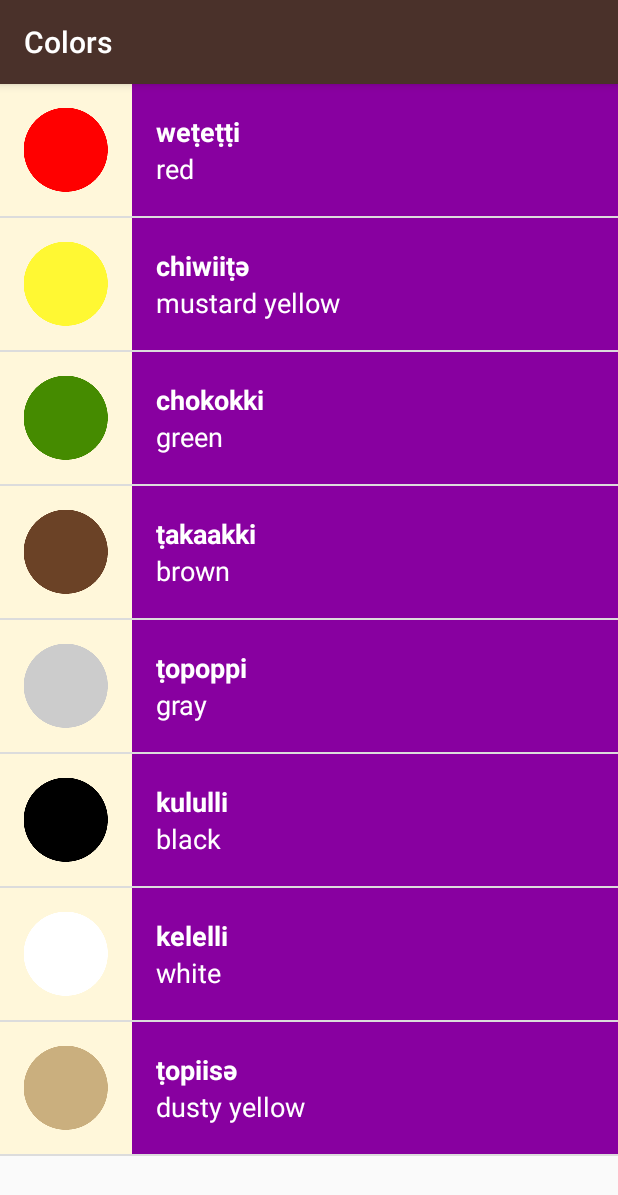
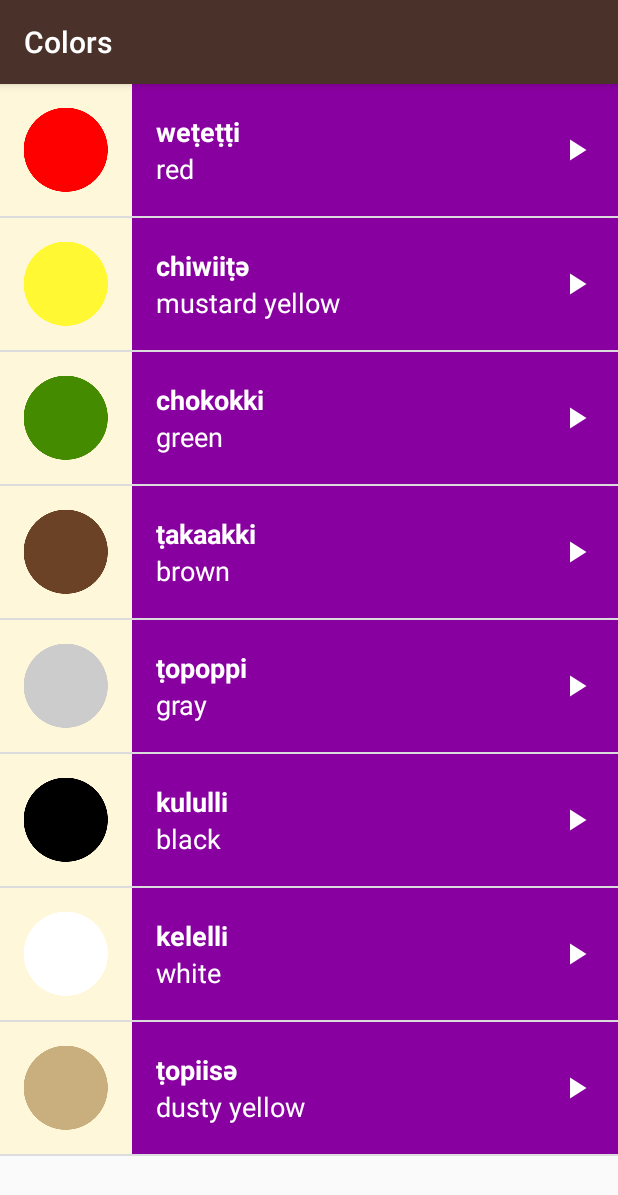
Before and after one commit to shrmittal/Miwok, an Android app: the ColorsActivity screen opened directly, with no data from a screen before it, on a phone screen of 412 x 824 dp. Shown: the top 1195 px of the screen. Run offline under Robolectric (Android 15) with nearby library versions, the phone set to English and light mode, and no system bars.

Commit message:
add play arrow in list_item layout

```diff
--- a/app/src/main/res/layout/list_item.xml
+++ b/app/src/main/res/layout/list_item.xml
@@ -1,27 +1,29 @@
 <?xml version="1.0" encoding="utf-8"?>
-<LinearLayout xmlns:android="http://schemas.android.com/apk/res/android"
+<RelativeLayout xmlns:android="http://schemas.android.com/apk/res/android"
     android:id="@+id/list1"
     android:layout_width="match_parent"
-    android:layout_height="match_parent"
-    android:orientation="horizontal"
-   android:background="@color/tan_background"
+    android:layout_height="@dimen/list_item_height"
+    android:background="@color/tan_background"
     android:minHeight="@dimen/list_item_height"
-    >
+    android:orientation="horizontal">
 
     <ImageView
         android:id="@+id/image_icon"
         android:layout_width="@dimen/list_item_height"
         android:layout_height="@dimen/list_item_height"
 
-         />
+        />
 
     <LinearLayout
+        android:id="@+id/text_container"
         android:layout_width="match_parent"
-        android:layout_height="match_parent"
-
+        android:layout_height="@dimen/list_item_height"
+        android:layout_alignParentBottom="true"
+        android:layout_alignParentRight="true"
+        android:layout_alignParentTop="true"
+        android:layout_toRightOf="@+id/image_icon"
         android:orientation="vertical"
-        android:paddingLeft="16dp"
-        android:id="@+id/text_container">
+        android:paddingLeft="16dp">
 
         <TextView
             android:id="@+id/miwok_translation"
@@ -32,17 +34,24 @@
             android:hint="New Text"
             android:textColor="#FFFFFF"
             android:textSize="18sp"
-            android:textStyle="bold"
-            />
+            android:textStyle="bold" />
 
         <TextView
             android:id="@+id/default_translation"
             android:layout_width="match_parent"
-            android:gravity="top"
             android:layout_height="0dp"
             android:layout_weight="1"
-            android:textSize="18sp"
+            android:gravity="top"
+            android:hint="New Text"
             android:textColor="@android:color/white"
-            android:hint="New Text" />
+            android:textSize="18sp" />
     </LinearLayout>
-</LinearLayout>
+
+    <ImageView
+        android:layout_width="24dp"
+        android:layout_height="24dp"
+        android:layout_alignParentRight="true"
+        android:layout_centerVertical="true"
+        android:layout_marginRight="16dp"
+        android:src="@drawable/ic_play_arrow" />
+</RelativeLayout>
```
Also changed, not shown: app/src/main/res/drawable-hdpi/ic_play_arrow.png (added), app/src/main/res/drawable-hdpi/ic_play_arrow/ic_play_arrow_white_24dp.png (added), app/src/main/res/drawable-mdpi/ic_play_arrow.png (added), app/src/main/res/drawable-xhdpi/ic_play_arrow.png (added), app/src/main/res/drawable-xxhdpi/ic_play_arrow.png (added), app/src/main/res/drawable-xxxhdpi/ic_play_arrow.png (added).
